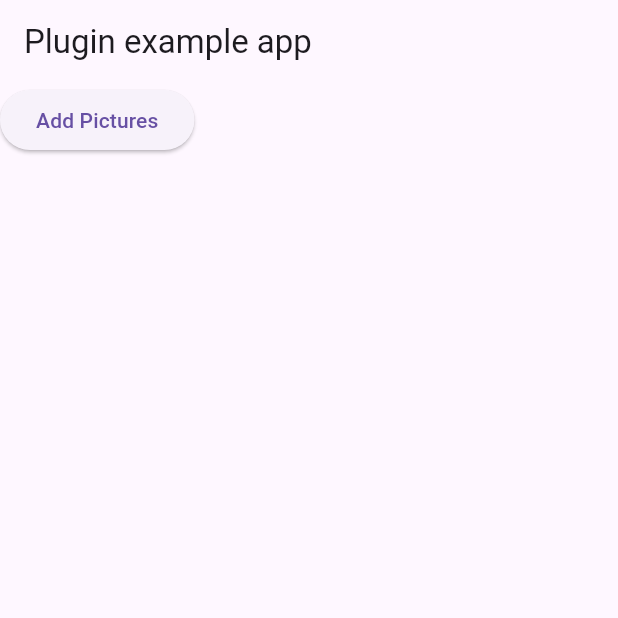
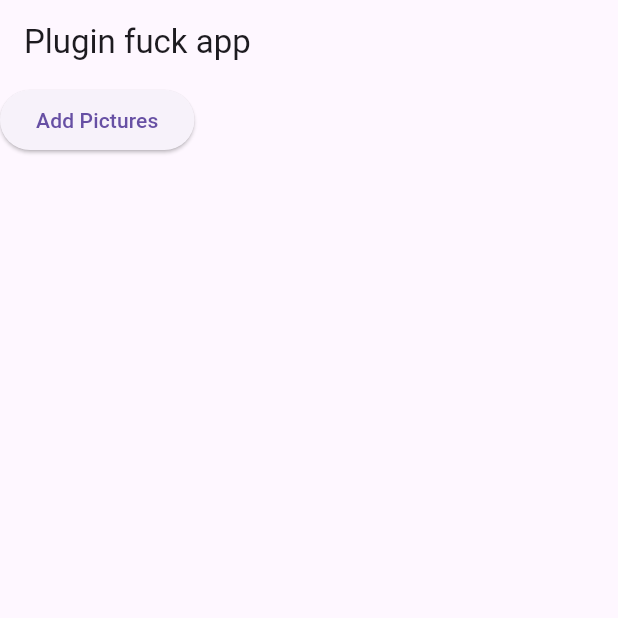
Before and after one commit to doanhdd0210/test_cicd, a Flutter app: the screen it shows after launch, on a phone screen of 412 x 824 dp, the top half of it. Run offline on Flutter 3.47's test engine with Material 3 defaults, Android fonts, the phone set to English and light mode, and no system bars; missing offline and left inert: cunning_document_scanner.

Commit message:
Test CI/CD pipeline

```diff
--- a/lib/main.dart
+++ b/lib/main.dart
@@ -31,7 +31,7 @@ class _MyAppState extends State<MyApp> {
     return MaterialApp(
       home: Scaffold(
         appBar: AppBar(
-          title: const Text('Plugin example app'),
+          title: const Text('Plugin fuck app'),
         ),
         body: SingleChildScrollView(
             child: Column(
```
